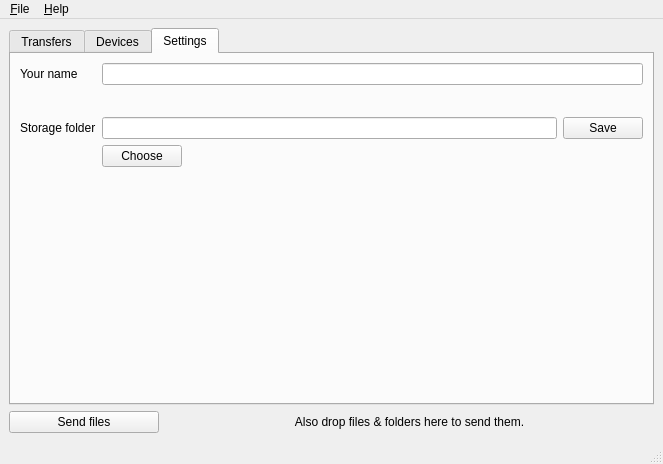
trebleshot/desktop, file src/ui/MainWindow.ui: the form before one commit.
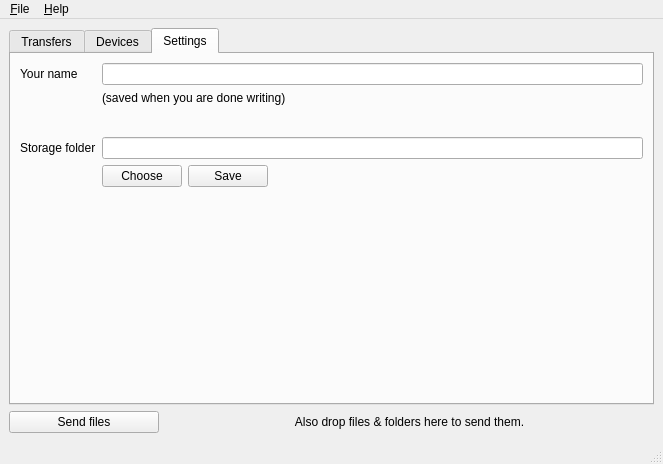
The form after the commit. The open tabs and pages were chosen to show the change.

```diff
--- a/src/ui/MainWindow.ui
+++ b/src/ui/MainWindow.ui
@@ -181,14 +181,36 @@
            </widget>
           </item>
           <item row="3" column="1">
+           <widget class="QLineEdit" name="storageFolderLineEdit"/>
+          </item>
+          <item row="4" column="1">
            <layout class="QHBoxLayout" name="horizontalLayout_2">
+            <property name="sizeConstraint">
+             <enum>QLayout::SetFixedSize</enum>
+            </property>
             <item>
-             <widget class="QLineEdit" name="storageFolderLineEdit"/>
+             <widget class="QPushButton" name="changeStorageFolderButton">
+              <property name="sizePolicy">
+               <sizepolicy hsizetype="Fixed" vsizetype="Fixed">
+                <horstretch>0</horstretch>
+                <verstretch>0</verstretch>
+               </sizepolicy>
+              </property>
+              <property name="toolTipDuration">
+               <number>0</number>
+              </property>
+              <property name="layoutDirection">
+               <enum>Qt::LeftToRight</enum>
+              </property>
+              <property name="text">
+               <string>Choose</string>
+              </property>
+             </widget>
             </item>
             <item>
              <widget class="QPushButton" name="saveStorageButton">
               <property name="sizePolicy">
-               <sizepolicy hsizetype="Preferred" vsizetype="Fixed">
+               <sizepolicy hsizetype="Fixed" vsizetype="Fixed">
                 <horstretch>0</horstretch>
                 <verstretch>0</verstretch>
                </sizepolicy>
@@ -200,22 +222,10 @@
             </item>
            </layout>
           </item>
-          <item row="4" column="1">
-           <widget class="QPushButton" name="changeStorageFolderButton">
-            <property name="sizePolicy">
-             <sizepolicy hsizetype="Fixed" vsizetype="Fixed">
-              <horstretch>0</horstretch>
-              <verstretch>0</verstretch>
-             </sizepolicy>
-            </property>
-            <property name="toolTipDuration">
-             <number>0</number>
-            </property>
-            <property name="layoutDirection">
-             <enum>Qt::LeftToRight</enum>
-            </property>
+          <item row="1" column="1">
+           <widget class="QLabel" name="label_2">
             <property name="text">
-             <string>Choose</string>
+             <string>(saved when you are done writing)</string>
             </property>
            </widget>
           </item>
```
